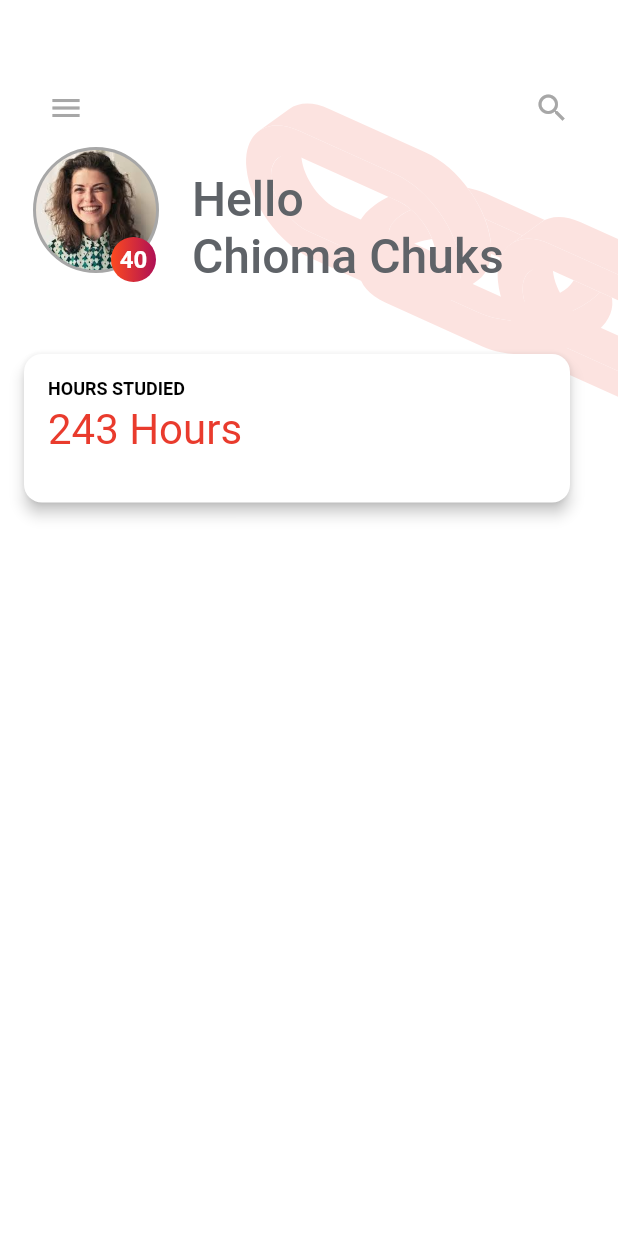
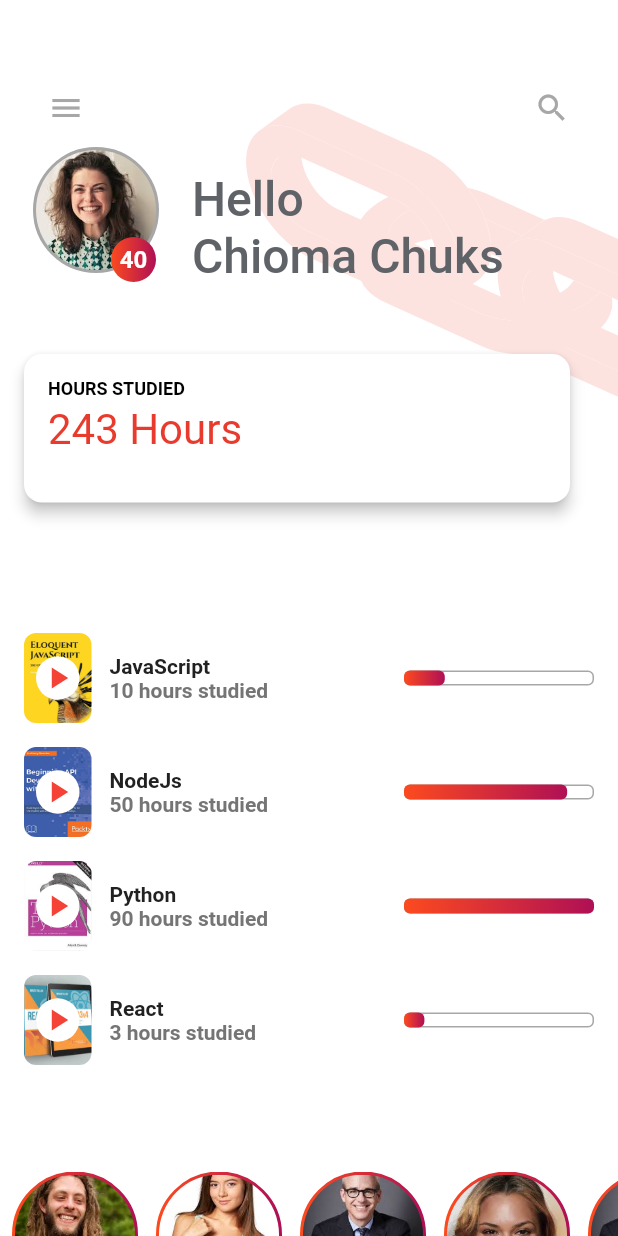
Before and after one commit to tribl-internship-flutter-project/DevConnect, a Flutter app: the screen it shows after launch, on a phone screen of 412 x 824 dp. Run offline on Flutter 3.47's test engine with Material 2 defaults, Android fonts, the phone set to English and light mode, and no system bars; our stand-ins replace flutter_svg; Roboto replaces fonts that are missing (Oswald).

Commit message:
add more files for friends view and courses studied

```diff
--- a/dev_connect/lib/image_asset.dart
+++ b/dev_connect/lib/image_asset.dart
@@ -1,2 +1,11 @@
 const String logo = "assets/images/connect.svg";
 const String dev1 = "assets/developers/dev_1.jpg";
+const String dev2 = "assets/developers/dev_2.jpg";
+const String dev3 = "assets/developers/dev_3.jpg";
+const String dev4 = "assets/developers/dev_4.jpg";
+const String dev5 = "assets/developers/dev_5.jpg";
+
+const String book_js = 'assets/books/js.jpg';
+const String book_node = 'assets/books/node.jpg';
+const String book_python = 'assets/books/python.jpg';
+const String book_react = 'assets/books/react.jpg';
--- /dev/null
+++ b/dev_connect/lib/model/friends.dart
@@ -0,0 +1,19 @@
+import '../image_asset.dart';
+
+class Friend {
+  final String name;
+  final String imagePath;
+  final bool isOnline;
+  const Friend({this.name, this.imagePath, this.isOnline});
+}
+
+final friends = [
+  Friend(name: 'Fred', imagePath: dev2, isOnline: true),
+  Friend(name: 'Ansalem', imagePath: dev3, isOnline: true),
+  Friend(name: 'Dave', imagePath: dev4, isOnline: true),
+  Friend(name: 'Eunice', imagePath: dev5, isOnline: true),
+  Friend(name: 'Dave', imagePath: dev4, isOnline: true),
+  Friend(name: 'Eunice', imagePath: dev5, isOnline: true),
+  Friend(name: 'Dave', imagePath: dev4, isOnline: true),
+  Friend(name: 'Eunice', imagePath: dev5, isOnline: true),
+];
--- /dev/null
+++ b/dev_connect/lib/model/last_course_studied.dart
@@ -0,0 +1,33 @@
+import '../image_asset.dart';
+
+class LastStudiedCourse {
+  final String name;
+  final int hoursStudied;
+  final String imagePath;
+  final double studyProgress;
+  const LastStudiedCourse(
+      {this.name, this.hoursStudied, this.imagePath, this.studyProgress});
+}
+
+final lastStudiedCourses = [
+  LastStudiedCourse(
+      name: 'JavaScript',
+      hoursStudied: 10,
+      studyProgress: 0.2,
+      imagePath: book_js),
+  LastStudiedCourse(
+      name: 'NodeJs',
+      hoursStudied: 50,
+      studyProgress: 0.80,
+      imagePath: book_node),
+  LastStudiedCourse(
+      name: 'Python',
+      hoursStudied: 90,
+      studyProgress: 0.95,
+      imagePath: book_python),
+  LastStudiedCourse(
+      name: 'React',
+      hoursStudied: 3,
+      studyProgress: 0.10,
+      imagePath: book_react),
+];
--- a/dev_connect/lib/pages/landing_page.dart
+++ b/dev_connect/lib/pages/landing_page.dart
@@ -1,8 +1,12 @@
+import 'package:flutter/material.dart';
+import 'package:flutter_svg/flutter_svg.dart';
+import '../model/friends.dart';
 import '../styles/text_styles.dart';
 import '../utils/content_heading.dart';
-import 'package:flutter/material.dart';
-import 'package:flutter_svg/flutter_svg.dart';
+
 import '../utils/rounded_img.dart';
+import '../model/last_course_studied.dart';
+import '../utils/last_studied_book_tile.dart';
 import '../image_asset.dart';
 import '../styles/colors.dart';
 
@@ -57,6 +61,7 @@ class LandingPage extends StatelessWidget {
                     horizontal: 16.0,
                   ),
                   child: Column(
+                    crossAxisAlignment: CrossAxisAlignment.start,
                     children: <Widget>[
                       Padding(
                         padding: const EdgeInsets.symmetric(vertical: 16.0),
@@ -133,9 +138,34 @@ class LandingPage extends StatelessWidget {
                       ),
                       // ====================Content Heading==================
                       ContentHeadingWidget(
-                        heading: 'LAST BOOKS STUDIED',
+                        heading: "Last Books Studied",
+                      ),
+                      for (var i = 0; i < lastStudiedCourses.length; i++)
+                        LastStudiedBookTile(
+                          lastStudiedCourse: lastStudiedCourses[i],
+                          screenWidth: screenWidth,
+                          studyProgress: lastStudiedCourses[i].studyProgress,
+                        ),
+                      ContentHeadingWidget(
+                        heading: "Friends",
                       ),
                     ],
+                  ),
+                ),
+                SingleChildScrollView(
+                  scrollDirection: Axis.horizontal,
+                  child: Padding(
+                    padding: const EdgeInsets.all(2.0),
+                    child: Row(
+                      children: <Widget>[
+                        for (var i = 0; i < friends.length; i++)
+                          RoundedImageWidget(
+                            imagePath: friends[i].imagePath,
+                            isOnline: friends[i].isOnline,
+                            name: friends[i].name,
+                          ),
+                      ],
+                    ),
                   ),
                 ),
               ],
--- a/dev_connect/lib/utils/content_heading.dart
+++ b/dev_connect/lib/utils/content_heading.dart
@@ -1,5 +1,5 @@
+import '../styles/text_styles.dart';
 import 'package:flutter/material.dart';
-import '../styles/text_styles.dart';
 
 class ContentHeadingWidget extends StatelessWidget {
   final String heading;
--- /dev/null
+++ b/dev_connect/lib/utils/last_studied_book_tile.dart
@@ -0,0 +1,74 @@
+import '../styles/text_styles.dart';
+import 'package:flutter/material.dart';
+import '../model/last_course_studied.dart';
+import '../utils/study_progress.dart';
+
+class LastStudiedBookTile extends StatelessWidget {
+  final LastStudiedCourse lastStudiedCourse;
+  final double screenWidth;
+  final double studyProgress;
+  const LastStudiedBookTile(
+      {Key key, this.lastStudiedCourse, this.screenWidth, this.studyProgress})
+      : super(key: key);
+  @override
+  Widget build(BuildContext context) {
+    return Padding(
+      padding: const EdgeInsets.symmetric(vertical: 8.0),
+      child: Row(
+        children: <Widget>[
+          Expanded(
+            flex: 2,
+            child: Row(
+              children: <Widget>[
+                Stack(
+                  children: <Widget>[
+                    // ClipRRect creates the book images
+                    ClipRRect(
+                      borderRadius: BorderRadius.all(Radius.circular(8)),
+                      child: Image.asset(lastStudiedCourse.imagePath,
+                          height: 60, width: 45, fit: BoxFit.cover),
+                    ),
+                    Positioned(
+                      left: 8,
+                      right: 8,
+                      top: 0,
+                      bottom: 0,
+                      child: Container(
+                        decoration: BoxDecoration(
+                          shape: BoxShape.circle,
+                          color: Colors.white,
+                        ),
+                        child: Icon(Icons.play_arrow, color: Colors.red),
+                      ),
+                    ),
+                  ],
+                ),
+                Padding(
+                  padding: const EdgeInsets.symmetric(horizontal: 12),
+                  child: RichText(
+                    text: TextSpan(
+                      children: [
+                        TextSpan(
+                            text: lastStudiedCourse.name,
+                            style: headingTwoTextStyle),
+                        TextSpan(text: '\n'),
+                        TextSpan(
+                            text:
+                                "${lastStudiedCourse.hoursStudied} hours studied",
+                            style: bodyTextStyle),
+                      ],
+                    ),
+                  ),
+                ),
+              ],
+            ),
+          ),
+          Expanded(
+            child: StudyProgressWidget(
+                screenWidth: screenWidth, studyProgress: studyProgress),
+          )
+        ],
+      ),
+    );
+  }
+}
--- a/dev_connect/lib/utils/rounded_img.dart
+++ b/dev_connect/lib/utils/rounded_img.dart
@@ -16,7 +16,7 @@ class RoundedImageWidget extends StatelessWidget {
       {Key key,
       @required this.imagePath,
       this.showRanking = false,
-      @required this.ranking,
+      this.ranking,
       this.name = '',
       this.isOnline = false})
       : super(key: key);
--- /dev/null
+++ b/dev_connect/lib/utils/study_progress.dart
@@ -0,0 +1,31 @@
+import 'package:flutter/material.dart';
+import '../styles/colors.dart';
+
+class StudyProgressWidget extends StatelessWidget {
+  final double studyProgress, screenWidth;
+  const StudyProgressWidget({Key key, this.studyProgress, this.screenWidth})
+      : super(key: key);
+  @override
+  Widget build(BuildContext context) {
+    final width = screenWidth * 0.33;
+    return Stack(
+      children: <Widget>[
+        Container(
+          width: width,
+          height: 10,
+          decoration: BoxDecoration(
+            borderRadius: BorderRadius.all(Radius.circular(4)),
+            border: Border.all(color: tertiaryTextColor, width: 1),
+          ),
+        ),
+        Container(
+          width: width * studyProgress,
+          height: 10,
+          decoration: BoxDecoration(
+              borderRadius: BorderRadius.all(Radius.circular(4)),
+              gradient: appGradient),
+        ),
+      ],
+    );
+  }
+}
```
